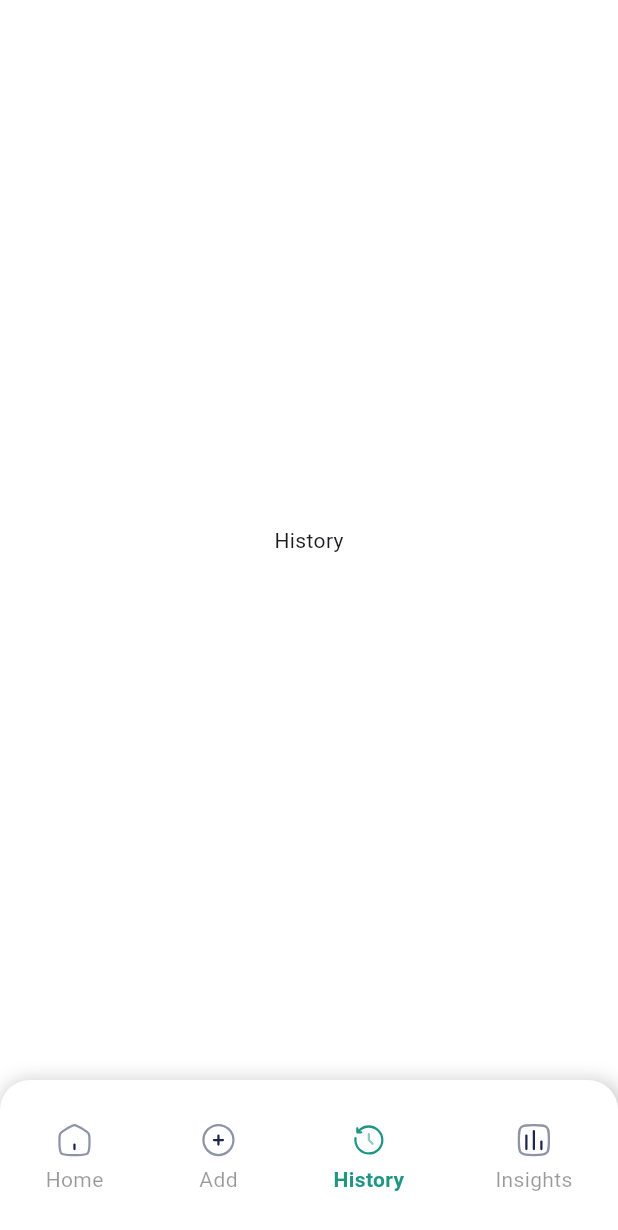
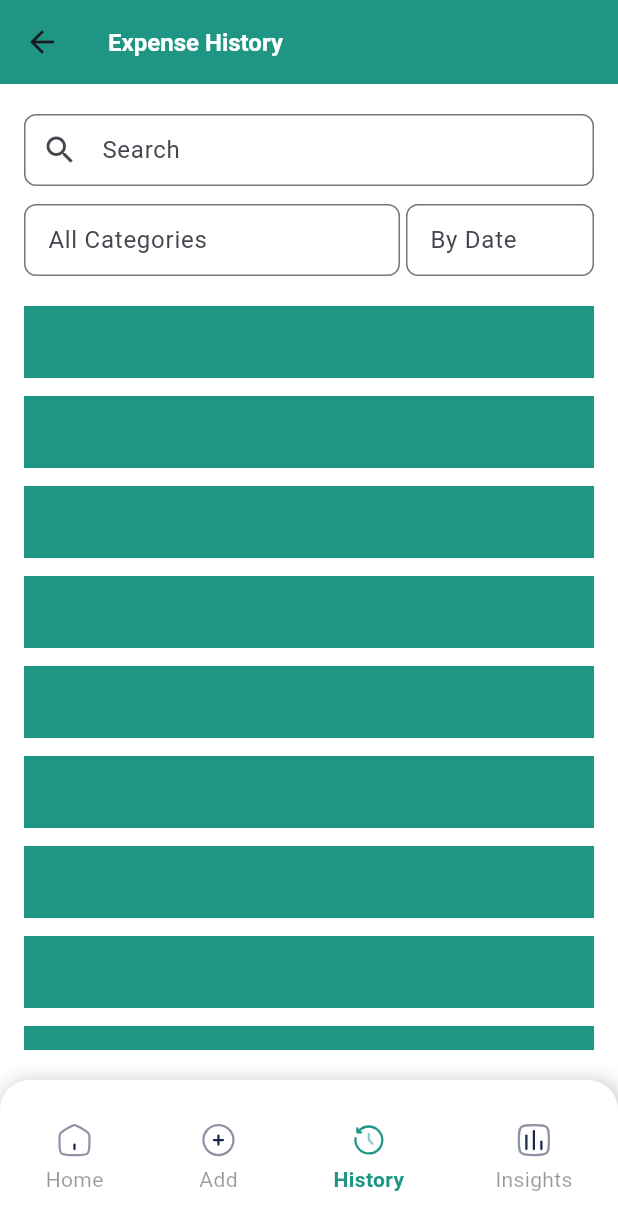
Before and after one commit to iDevMirza/personal-expense-tracker, a Flutter app: the HistoryActivity screen opened by its route, on a phone screen of 412 x 824 dp. Shown: the top 1230 px of the screen. Run offline on Flutter 3.47's test engine with Material 3 defaults, Android fonts, the phone set to English and light mode, and no system bars; our stand-ins replace flutter_svg, get.

Commit message:
complete demo design of the expense history activity

```diff
--- a/lib/views/bottom_navigation/history/history_activity.dart
+++ b/lib/views/bottom_navigation/history/history_activity.dart
@@ -1,4 +1,6 @@
+import 'package:flutter/cupertino.dart';
 import 'package:flutter/material.dart';
+import 'package:personal_expense_tracker/core/res/app_colors.dart';
 import 'package:personal_expense_tracker/core/widgets/bottom_nav/custom_bottom_nav_bar.dart';
 
 class HistoryActivity extends StatelessWidget {
@@ -10,8 +12,80 @@ class HistoryActivity extends StatelessWidget {
       top: false,
       child: Scaffold(
         backgroundColor: Colors.white,
-        body: Center(
-          child: Text('History'),
+        appBar: AppBar(
+          backgroundColor: AppColors.primaryColor,
+          title: Text(
+            'Expense History',
+            style: TextStyle(
+                fontSize: 16,
+                color: Colors.white,
+                fontWeight: FontWeight.w600
+            ),
+          ),
+        ),
+        body: Padding(
+          padding: EdgeInsetsGeometry.symmetric(vertical: 20, horizontal: 16),
+          child: Column(
+            crossAxisAlignment: .start,
+            children: [
+              TextField(
+                decoration: InputDecoration(
+                  hintText: 'Search',
+                  contentPadding: EdgeInsetsGeometry.symmetric(vertical: 8, horizontal: 12),
+                  prefixIcon: Icon(Icons.search),
+                  border: OutlineInputBorder(
+                    borderRadius: BorderRadius.circular(8)
+                  )
+                ),
+              ),
+              const SizedBox(height: 12),
+
+              Row(
+                mainAxisAlignment: .spaceBetween,
+                children: [
+                  Expanded(
+                    flex: 2,
+                    child: TextField(
+                      decoration: InputDecoration(
+                          hintText: 'All Categories',
+                          contentPadding: EdgeInsetsGeometry.symmetric(vertical: 8, horizontal: 12),
+                          border: OutlineInputBorder(
+                              borderRadius: BorderRadius.circular(8)
+                          )
+                      ),
+                    ),
+                  ),
+                  const SizedBox(width: 4),
+
+                  Expanded(
+                    child: TextField(
+                      decoration: InputDecoration(
+                          hintText: 'By Date',
+                          contentPadding: EdgeInsetsGeometry.symmetric(vertical: 8, horizontal: 12),
+                          border: OutlineInputBorder(
+                              borderRadius: BorderRadius.circular(8)
+                          )
+                      ),
+                    ),
+                  ),
+                ],
+              ),
+              const SizedBox(height: 20),
+
+              Expanded(
+                child: ListView.separated(
+                    scrollDirection: Axis.vertical,
+                    itemBuilder: (context, index) => Container(
+                      width: double.infinity,
+                      height: 48,
+                      color: AppColors.primaryColor,
+                    ),
+                    separatorBuilder: (context, index) => SizedBox(height: 12),
+                    itemCount: 20
+                ),
+              )
+            ],
+          ),
         ),
         bottomNavigationBar: CustomBottomNavBar(selectedMenu: 2),
       ),
```
